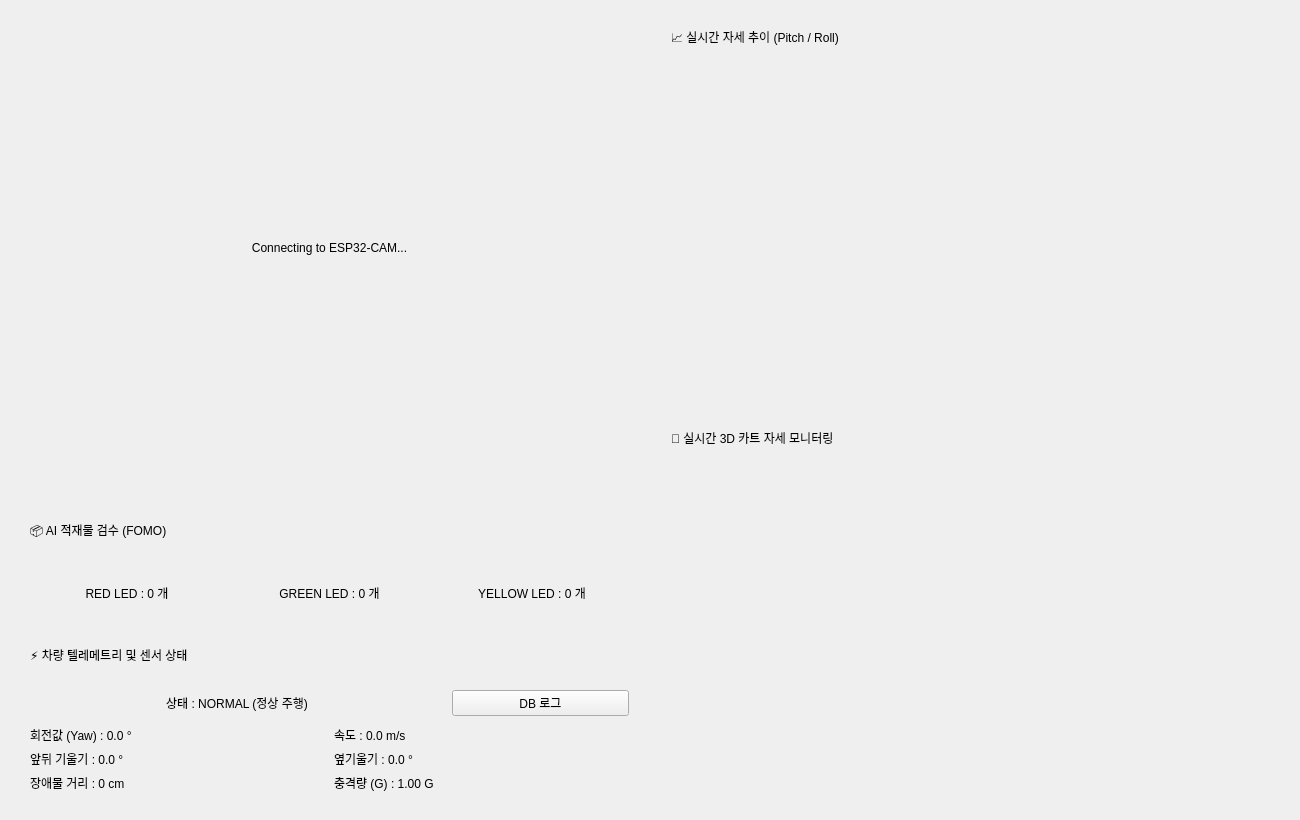
Before: the Qt Designer form src/gui/dashboard.ui in HD243017/Cart-Dashboard, drawn with Qt 5.
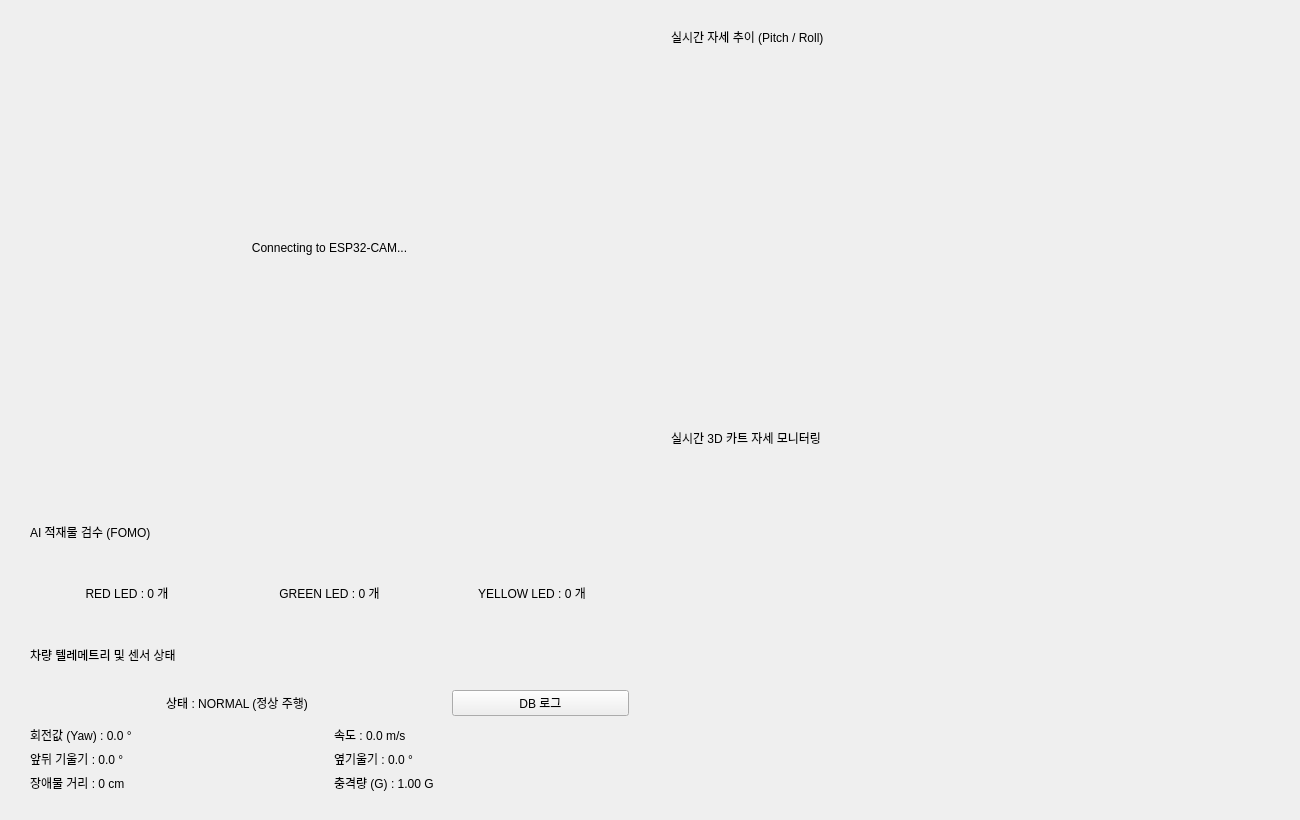
After: the same form once the commit is applied.

What changed in the file:
```diff
--- a/src/gui/dashboard.ui
+++ b/src/gui/dashboard.ui
@@ -65,7 +65,7 @@
         
         <item>
          <widget class="QLabel" name="lbl_ai_title">
-          <property name="text"><string>📦 AI 적재물 검수 (FOMO)</string></property>
+          <property name="text"><string>AI 적재물 검수 (FOMO)</string></property>
          </widget>
         </item>
         <item>
@@ -94,7 +94,7 @@
         
         <item>
          <widget class="QLabel" name="lbl_sensor_title">
-          <property name="text"><string>⚡ 차량 텔레메트리 및 센서 상태</string></property>
+          <property name="text"><string>차량 텔레메트리 및 센서 상태</string></property>
          </widget>
         </item>
         <item>
@@ -179,7 +179,7 @@
         <property name="bottomMargin"><number>12</number></property>
         <item>
          <widget class="QLabel" name="lbl_graph_title">
-          <property name="text"><string>📈 실시간 자세 추이 (Pitch / Roll)</string></property>
+          <property name="text"><string>실시간 자세 추이 (Pitch / Roll)</string></property>
          </widget>
         </item>
         <item>
@@ -213,7 +213,7 @@
         <property name="bottomMargin"><number>12</number></property>
         <item>
          <widget class="QLabel" name="lbl_3d_title">
-          <property name="text"><string>🚗 실시간 3D 카트 자세 모니터링</string></property>
+          <property name="text"><string>실시간 3D 카트 자세 모니터링</string></property>
          </widget>
         </item>
         <item>
```
